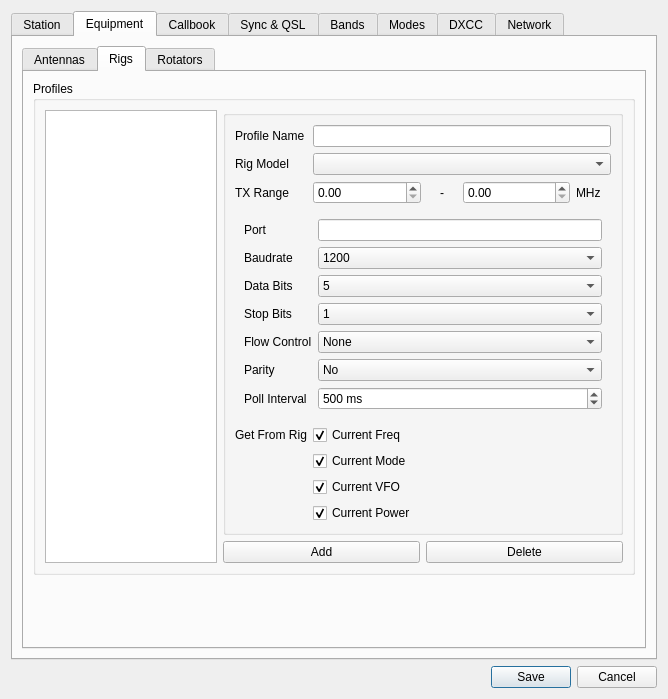
k5mcd/QLog, file ui/SettingsDialog.ui: the form before one commit.
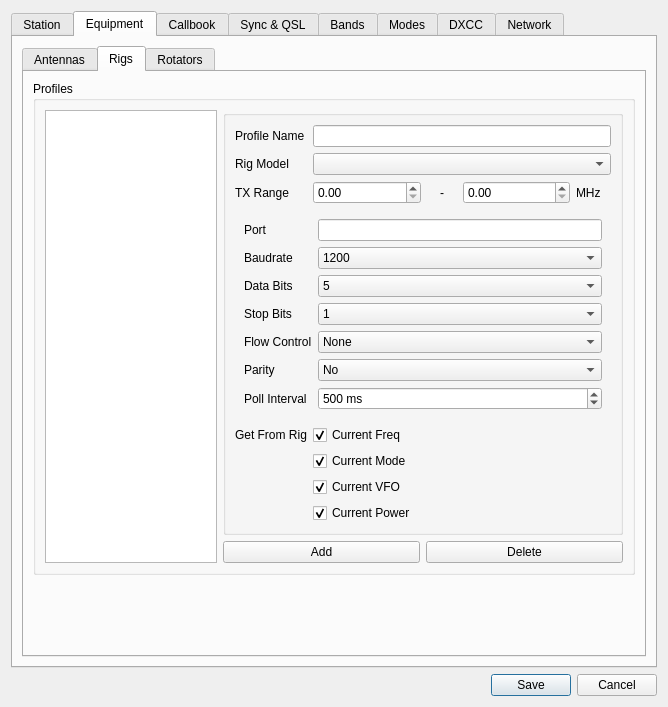
The form after the commit. The open tabs and pages were chosen to show the change. Icons and pictures are not drawn.

What changed in the file:
```diff
--- a/ui/SettingsDialog.ui
+++ b/ui/SettingsDialog.ui
@@ -7,7 +7,7 @@
     <x>0</x>
     <y>0</y>
     <width>668</width>
-    <height>699</height>
+    <height>707</height>
    </rect>
   </property>
   <property name="windowTitle">
@@ -726,7 +726,7 @@
                  <item row="8" column="0">
                   <widget class="QLabel" name="dummyLabel">
                    <property name="text">
-                    <string> </string>
+                    <string/>
                    </property>
                   </widget>
                  </item>
```
Left out of the diff: 8 changed lines with no effect on the pictures.
